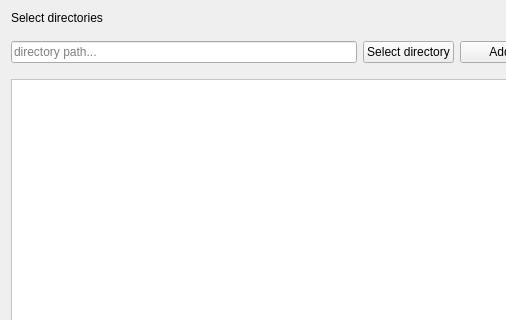
This is main_widget.ui in IvanGusevGit/duplicate_finder as Qt 5 draws it before an edit; both pictures show x 0 to 506 and y 0 to 320 of the 637 by 464 pixel window. The edited form follows.
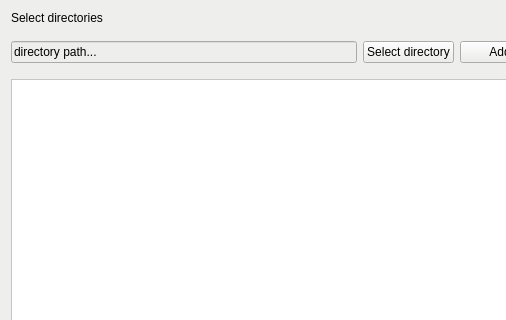
This is the edited form.

The edit to the form file:
```diff
--- a/main_widget.ui
+++ b/main_widget.ui
@@ -19,6 +19,9 @@
   <property name="windowTitle">
    <string>Duplicate Finder</string>
   </property>
+  <property name="styleSheet">
+   <string notr="true">background-color: rgb(238, 238, 236);</string>
+  </property>
   <layout class="QGridLayout" name="gridLayout">
    <item row="4" column="0">
     <widget class="QLabel" name="message_label">
@@ -74,7 +77,7 @@
      <item>
       <widget class="QLineEdit" name="path_edit">
        <property name="styleSheet">
-        <string notr="true">color:grey;</string>
+        <string notr="true"/>
        </property>
        <property name="text">
         <string>directory path...</string>
```
